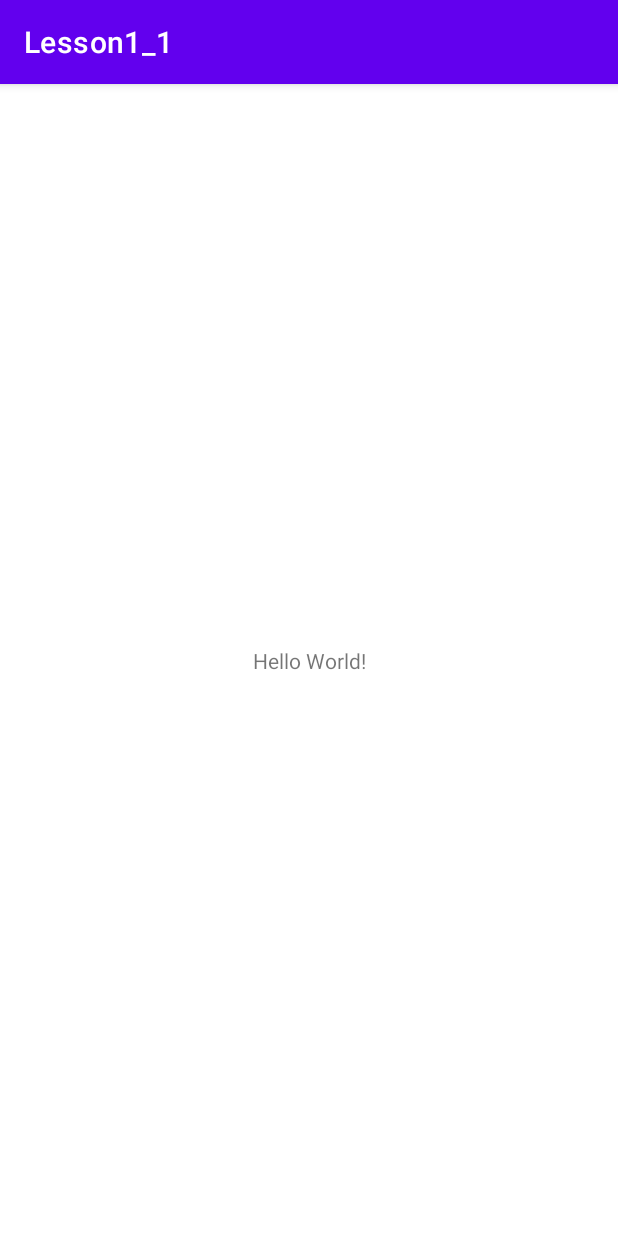
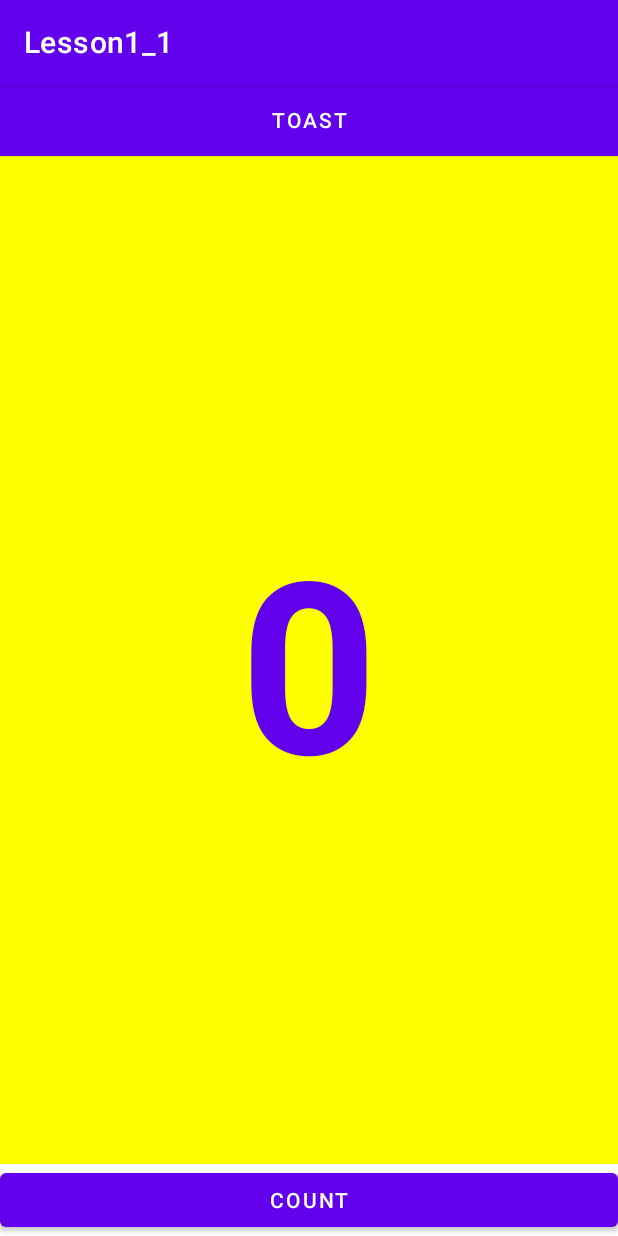
Before and after one commit to zhuxinyishcn/NEUSEA-XinyiZhu, an Android app: the screen it shows after launch (MainActivity), on a phone screen of 412 x 824 dp. Run offline under Robolectric (Android 15) with nearby library versions, the phone set to English and light mode, and no system bars.

Commit message:
feat: add toast message and counter button

```diff
--- a/lesson1_1/app/src/main/java/edu/neu/mad_sea/xinyizhu/lesson1_1/MainActivity.java
+++ b/lesson1_1/app/src/main/java/edu/neu/mad_sea/xinyizhu/lesson1_1/MainActivity.java
@@ -1,14 +1,36 @@
 package edu.neu.mad_sea.xinyizhu.lesson1_1;
+
+import android.os.Bundle;
+import android.util.Log;
+import android.view.View;
+import android.widget.TextView;
+import android.widget.Toast;
 
 import androidx.appcompat.app.AppCompatActivity;
 
-import android.os.Bundle;
+public class MainActivity extends AppCompatActivity {
 
-public class MainActivity extends AppCompatActivity {
+    private int mCount = 0;
+    private TextView mShowCount;
 
     @Override
     protected void onCreate(Bundle savedInstanceState) {
         super.onCreate(savedInstanceState);
         setContentView(R.layout.activity_main);
+        mShowCount = (TextView) findViewById(R.id.show_count);
+        Log.d("MainActivity", "Hello World");
     }
+
+    public void showToast(View view) {
+        Toast toast = Toast.makeText(this, R.string.toast_message, Toast.LENGTH_SHORT);
+        toast.show();
+    }
+
+    public void countUp(View view) {
+        ++mCount;
+        if (mShowCount != null)
+            mShowCount.setText(Integer.toString(mCount));
+    }
+
+
 }
--- a/lesson1_1/app/src/main/res/layout/activity_main.xml
+++ b/lesson1_1/app/src/main/res/layout/activity_main.xml
@@ -7,12 +7,56 @@
     tools:context=".MainActivity">
 
     <TextView
+        android:id="@+id/textView2"
         android:layout_width="wrap_content"
         android:layout_height="wrap_content"
-        android:text="Hello World!"
+        android:text="Happy Birthday to Oliver"
         app:layout_constraintBottom_toBottomOf="parent"
+        app:layout_constraintEnd_toEndOf="parent"
         app:layout_constraintLeft_toLeftOf="parent"
         app:layout_constraintRight_toRightOf="parent"
+        app:layout_constraintStart_toStartOf="parent"
         app:layout_constraintTop_toTopOf="parent" />
 
+    <Button
+        android:id="@+id/button_toast"
+        android:layout_width="0dp"
+        android:layout_height="wrap_content"
+        android:background="@color/design_default_color_primary"
+        android:onClick="showToast"
+        android:text="@string/button_label_toast"
+        android:textColor="@color/white"
+        app:layout_constraintEnd_toEndOf="parent"
+        app:layout_constraintStart_toStartOf="parent"
+        app:layout_constraintTop_toTopOf="parent" />
+
+    <Button
+        android:id="@+id/button_count"
+        android:layout_width="0dp"
+        android:layout_height="wrap_content"
+        android:onClick="countUp"
+        android:text="@string/button_label_count"
+        app:layout_constraintBottom_toBottomOf="parent"
+        app:layout_constraintEnd_toEndOf="parent"
+        app:layout_constraintHorizontal_bias="0.0"
+        app:layout_constraintStart_toStartOf="parent" />
+
+    <TextView
+        android:id="@+id/show_count"
+        android:layout_width="0dp"
+        android:layout_height="0dp"
+        android:background="#FFFF00 "
+        android:gravity="center_vertical"
+        android:text="@string/count_initial_value"
+        android:textAlignment="center"
+        android:textColor="@color/design_default_color_primary"
+        android:textSize="160sp"
+        android:textStyle="bold"
+        app:layout_constraintBottom_toTopOf="@+id/button_count"
+        app:layout_constraintEnd_toEndOf="parent"
+        app:layout_constraintHorizontal_bias="1.0"
+        app:layout_constraintStart_toStartOf="parent"
+        app:layout_constraintTop_toBottomOf="@+id/button_toast"
+        app:layout_constraintVertical_bias="0.0" />
+
 </androidx.constraintlayout.widget.ConstraintLayout>
--- a/lesson1_1/app/src/main/res/values/strings.xml
+++ b/lesson1_1/app/src/main/res/values/strings.xml
@@ -1,3 +1,7 @@
 <resources>
     <string name="app_name">Lesson1_1</string>
+    <string name="button_label_toast">Toast</string>
+    <string name="button_label_count">Count</string>
+    <string name="count_initial_value">0</string>
+    <string name="toast_message">Hello Toast!</string>
 </resources>
```
